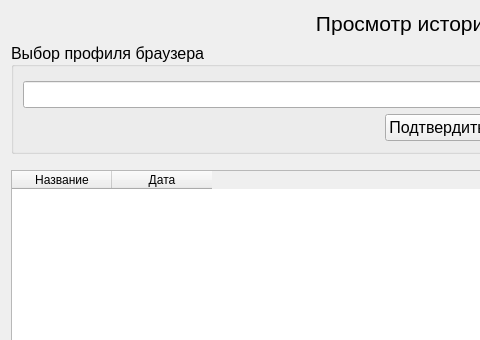
Before: the Qt Designer form forms/form.ui in Warh40k/browser_history_analyzer, drawn with Qt 5; both pictures show x 0 to 480 and y 0 to 340 of the 875 by 669 pixel window.
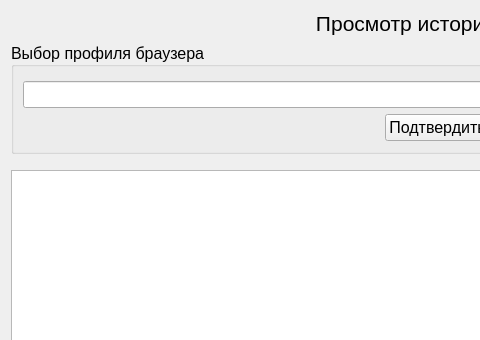
After: the same form once the commit is applied.

The edit to the form file:
```diff
--- a/forms/form.ui
+++ b/forms/form.ui
@@ -176,22 +176,15 @@
      <property name="gridStyle">
       <enum>Qt::SolidLine</enum>
      </property>
+     <property name="sortingEnabled">
+      <bool>true</bool>
+     </property>
      <property name="columnCount">
-      <number>2</number>
+      <number>0</number>
      </property>
      <attribute name="horizontalHeaderDefaultSectionSize">
       <number>100</number>
      </attribute>
-     <column>
-      <property name="text">
-       <string>Название</string>
-      </property>
-     </column>
-     <column>
-      <property name="text">
-       <string>Дата</string>
-      </property>
-     </column>
     </widget>
    </item>
    <item>
```
